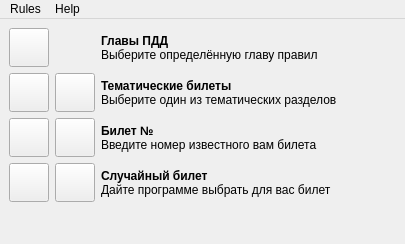
The window that qt/MainWindow.ui (danvyr/pdd-by.v14) describes before a commit, drawn with Qt 5.
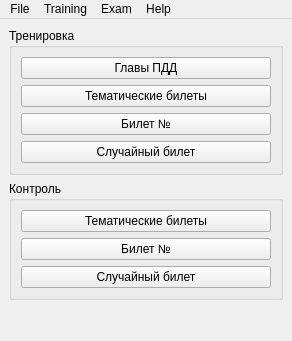
The same window after the commit. Icons and pictures are not drawn.

Commit message: Correct ugly PNG decoding with modified 3DES which now uses openssl instead of crypto++ Training/exam by section and by random ticket (work in progress)

```diff
--- a/qt/MainWindow.ui
+++ b/qt/MainWindow.ui
@@ -6,8 +6,8 @@
    <rect>
     <x>0</x>
     <y>0</y>
-    <width>405</width>
-    <height>244</height>
+    <width>292</width>
+    <height>341</height>
    </rect>
   </property>
   <property name="windowTitle">
@@ -18,51 +18,19 @@
     <property name="sizeConstraint">
      <enum>QLayout::SetFixedSize</enum>
     </property>
-    <item row="0" column="0">
-     <widget class="QToolButton" name="sectionTrainingButton">
-      <property name="toolTip">
+    <item row="4" column="0">
+     <widget class="QGroupBox" name="trainingGroup">
+      <property name="title">
        <string>Тренировка</string>
       </property>
-      <property name="icon">
-       <iconset resource="PddByGui.qrc">
-        <normaloff>:/Resources/emotion_face_panda.png</normaloff>:/Resources/emotion_face_panda.png</iconset>
-      </property>
-      <property name="iconSize">
-       <size>
-        <width>32</width>
-        <height>32</height>
-       </size>
-      </property>
-      <property name="toolButtonStyle">
-       <enum>Qt::ToolButtonIconOnly</enum>
-      </property>
-     </widget>
-    </item>
-    <item row="0" column="2">
-     <layout class="QVBoxLayout" name="sectionLabelLayout">
-      <property name="spacing">
-       <number>0</number>
-      </property>
+      <layout class="QVBoxLayout" name="trainingGroupLayout">
       <item>
-       <spacer name="verticalSpacer">
-        <property name="orientation">
-         <enum>Qt::Vertical</enum>
-        </property>
-        <property name="sizeHint" stdset="0">
+        <widget class="QPushButton" name="sectionTrainingButton">
+         <property name="minimumSize">
          <size>
-          <width>1</width>
-          <height>1</height>
-         </size>
-        </property>
-       </spacer>
-      </item>
-      <item>
-       <widget class="QLabel" name="sectionTitleLabel">
-        <property name="font">
-         <font>
-          <weight>75</weight>
-          <bold>true</bold>
-         </font>
+           <width>250</width>
+           <height>0</height>
+          </size>
         </property>
         <property name="text">
          <string>Главы ПДД</string>
@@ -70,304 +38,93 @@
        </widget>
       </item>
       <item>
-       <widget class="QLabel" name="sectionDescriptionLabel">
-        <property name="text">
-         <string>Выберите определённую главу правил</string>
-        </property>
-       </widget>
-      </item>
-      <item>
-       <spacer name="verticalSpacer_2">
-        <property name="orientation">
-         <enum>Qt::Vertical</enum>
-        </property>
-        <property name="sizeHint" stdset="0">
+        <widget class="QPushButton" name="topicTrainingButton">
+         <property name="minimumSize">
          <size>
-          <width>1</width>
-          <height>1</height>
-         </size>
-        </property>
-       </spacer>
-      </item>
-     </layout>
-    </item>
-    <item row="1" column="0">
-     <widget class="QToolButton" name="topicTrainingButton">
-      <property name="toolTip">
-       <string>Тренировка</string>
-      </property>
-      <property name="icon">
-       <iconset resource="PddByGui.qrc">
-        <normaloff>:/Resources/emotion_face_panda.png</normaloff>:/Resources/emotion_face_panda.png</iconset>
-      </property>
-      <property name="iconSize">
-       <size>
-        <width>32</width>
-        <height>32</height>
-       </size>
-      </property>
-      <property name="toolButtonStyle">
-       <enum>Qt::ToolButtonIconOnly</enum>
-      </property>
-     </widget>
-    </item>
-    <item row="1" column="2">
-     <layout class="QVBoxLayout" name="topicLabelLayout">
-      <property name="spacing">
-       <number>0</number>
-      </property>
-      <item>
-       <spacer name="verticalSpacer_3">
-        <property name="orientation">
-         <enum>Qt::Vertical</enum>
-        </property>
-        <property name="sizeHint" stdset="0">
-         <size>
-          <width>1</width>
-          <height>1</height>
-         </size>
-        </property>
-       </spacer>
-      </item>
-      <item>
-       <widget class="QLabel" name="topicTitleLabel">
-        <property name="font">
-         <font>
-          <weight>75</weight>
-          <bold>true</bold>
-         </font>
-        </property>
+           <width>250</width>
+           <height>0</height>
+          </size>
+         </property>
         <property name="text">
          <string>Тематические билеты</string>
         </property>
        </widget>
       </item>
       <item>
-       <widget class="QLabel" name="topicDescriptionLabel">
-        <property name="text">
-         <string>Выберите один из тематических разделов</string>
-        </property>
-       </widget>
-      </item>
-      <item>
-       <spacer name="verticalSpacer_4">
-        <property name="orientation">
-         <enum>Qt::Vertical</enum>
-        </property>
-        <property name="sizeHint" stdset="0">
+        <widget class="QPushButton" name="ticketTrainingButton">
+         <property name="minimumSize">
          <size>
-          <width>1</width>
-          <height>1</height>
-         </size>
-        </property>
-       </spacer>
-      </item>
-     </layout>
-    </item>
-    <item row="2" column="0">
-     <widget class="QToolButton" name="ticketTrainingButton">
-      <property name="toolTip">
-       <string>Тренировка</string>
-      </property>
-      <property name="icon">
-       <iconset resource="PddByGui.qrc">
-        <normaloff>:/Resources/emotion_face_panda.png</normaloff>:/Resources/emotion_face_panda.png</iconset>
-      </property>
-      <property name="iconSize">
-       <size>
-        <width>32</width>
-        <height>32</height>
-       </size>
-      </property>
-      <property name="toolButtonStyle">
-       <enum>Qt::ToolButtonIconOnly</enum>
-      </property>
-     </widget>
-    </item>
-    <item row="2" column="2">
-     <layout class="QVBoxLayout" name="ticketLabelLayout">
-      <property name="spacing">
-       <number>0</number>
-      </property>
+           <width>250</width>
+           <height>0</height>
+          </size>
+         </property>
+         <property name="text">
+          <string>Билет №</string>
+         </property>
+        </widget>
+       </item>
       <item>
-       <spacer name="verticalSpacer_5">
-        <property name="orientation">
-         <enum>Qt::Vertical</enum>
-        </property>
-        <property name="sizeHint" stdset="0">
+        <widget class="QPushButton" name="randomTicketTrainingButton">
+         <property name="minimumSize">
          <size>
-          <width>1</width>
-          <height>1</height>
-         </size>
-        </property>
-       </spacer>
-      </item>
-      <item>
-       <widget class="QLabel" name="ticketTitleLabel">
-        <property name="font">
-         <font>
-          <weight>75</weight>
-          <bold>true</bold>
-         </font>
-        </property>
+           <width>250</width>
+           <height>0</height>
+          </size>
+         </property>
         <property name="text">
-         <string>Билет №</string>
+          <string>Случайный билет</string>
         </property>
        </widget>
       </item>
-      <item>
-       <widget class="QLabel" name="ticketDescriptionLabel">
-        <property name="text">
-         <string>Введите номер известного вам билета</string>
-        </property>
-       </widget>
-      </item>
-      <item>
-       <spacer name="verticalSpacer_6">
-        <property name="orientation">
-         <enum>Qt::Vertical</enum>
-        </property>
-        <property name="sizeHint" stdset="0">
-         <size>
-          <width>1</width>
-          <height>1</height>
-         </size>
-        </property>
-       </spacer>
-      </item>
-     </layout>
-    </item>
-    <item row="3" column="0">
-     <widget class="QToolButton" name="randomTicketTrainingButton">
-      <property name="toolTip">
-       <string>Тренировка</string>
-      </property>
-      <property name="icon">
-       <iconset resource="PddByGui.qrc">
-        <normaloff>:/Resources/emotion_face_panda.png</normaloff>:/Resources/emotion_face_panda.png</iconset>
-      </property>
-      <property name="iconSize">
-       <size>
-        <width>32</width>
-        <height>32</height>
-       </size>
-      </property>
-      <property name="toolButtonStyle">
-       <enum>Qt::ToolButtonIconOnly</enum>
-      </property>
+      </layout>
      </widget>
     </item>
-    <item row="3" column="2">
-     <layout class="QVBoxLayout" name="randomTicketLabelLayout">
-      <property name="spacing">
-       <number>0</number>
+    <item row="5" column="0">
+     <widget class="QGroupBox" name="examGroup">
+      <property name="title">
+       <string>Контроль</string>
       </property>
+      <layout class="QVBoxLayout" name="examGroupLayout">
       <item>
-       <spacer name="verticalSpacer_7">
-        <property name="orientation">
-         <enum>Qt::Vertical</enum>
-        </property>
-        <property name="sizeHint" stdset="0">
+        <widget class="QPushButton" name="topicExamButton">
+         <property name="minimumSize">
          <size>
-          <width>1</width>
-          <height>1</height>
-         </size>
-        </property>
-       </spacer>
-      </item>
-      <item>
-       <widget class="QLabel" name="randomTicketTitleLabel">
-        <property name="font">
-         <font>
-          <weight>75</weight>
-          <bold>true</bold>
-         </font>
-        </property>
+           <width>250</width>
+           <height>0</height>
+          </size>
+         </property>
         <property name="text">
-         <string>Случайный билет</string>
+          <string>Тематические билеты</string>
         </property>
        </widget>
       </item>
       <item>
-       <widget class="QLabel" name="randomTicketDescriptionLabel">
-        <property name="text">
-         <string>Дайте программе выбрать для вас билет</string>
-        </property>
-       </widget>
-      </item>
-      <item>
-       <spacer name="verticalSpacer_8">
-        <property name="orientation">
-         <enum>Qt::Vertical</enum>
-        </property>
-        <property name="sizeHint" stdset="0">
+        <widget class="QPushButton" name="ticketExamButton">
+         <property name="minimumSize">
          <size>
-          <width>1</width>
-          <height>1</height>
-         </size>
-        </property>
-       </spacer>
-      </item>
-     </layout>
-    </item>
-    <item row="3" column="1">
-     <widget class="QToolButton" name="randomTicketExamButton">
-      <property name="toolTip">
-       <string>Контроль</string>
-      </property>
-      <property name="icon">
-       <iconset resource="PddByGui.qrc">
-        <normaloff>:/Resources/emotion_darth_wader.png</normaloff>:/Resources/emotion_darth_wader.png</iconset>
-      </property>
-      <property name="iconSize">
-       <size>
-        <width>32</width>
-        <height>32</height>
-       </size>
-      </property>
-      <property name="toolButtonStyle">
-       <enum>Qt::ToolButtonIconOnly</enum>
-      </property>
-     </widget>
-    </item>
-    <item row="2" column="1">
-     <widget class="QToolButton" name="ticketExamButton">
-      <property name="toolTip">
-       <string>Контроль</string>
-      </property>
-      <property name="icon">
-       <iconset resource="PddByGui.qrc">
-        <normaloff>:/Resources/emotion_darth_wader.png</normaloff>:/Resources/emotion_darth_wader.png</iconset>
-      </property>
-      <property name="iconSize">
+           <width>250</width>
+           <height>0</height>
+          </size>
+         </property>
+         <property name="text">
+          <string>Билет №</string>
+         </property>
+        </widget>
+       </item>
+       <item>
+        <widget class="QPushButton" name="randomTicketExamButton">
+         <property name="minimumSize">
        <size>
-        <width>32</width>
-        <height>32</height>
-       </size>
-      </property>
-      <property name="toolButtonStyle">
-       <enum>Qt::ToolButtonIconOnly</enum>
+           <width>250</width>
+           <height>0</height>
+          </size>
+         </property>
+         <property name="text">
+          <string>Случайный билет</string>
       </property>
      </widget>
     </item>
-    <item row="1" column="1">
-     <widget class="QToolButton" name="topicExamButton">
-      <property name="toolTip">
-       <string>Контроль</string>
-      </property>
-      <property name="icon">
-       <iconset resource="PddByGui.qrc">
-        <normaloff>:/Resources/emotion_darth_wader.png</normaloff>:/Resources/emotion_darth_wader.png</iconset>
-      </property>
-      <property name="iconSize">
-       <size>
-        <width>32</width>
-        <height>32</height>
-       </size>
-      </property>
-      <property name="toolButtonStyle">
-       <enum>Qt::ToolButtonIconOnly</enum>
-      </property>
+      </layout>
      </widget>
     </item>
    </layout>
@@ -377,14 +134,10 @@
     <rect>
      <x>0</x>
      <y>0</y>
-     <width>405</width>
+     <width>292</width>
      <height>22</height>
     </rect>
    </property>
-   <widget class="QMenu" name="rulesMenu">
-    <property name="title">
-     <string>Rules</string>
-    </property>
     <widget class="QMenu" name="trainingMenu">
      <property name="title">
       <string>Training</string>
@@ -402,11 +155,6 @@
      <addaction name="ticketExamAction"/>
      <addaction name="randomTicketExamAction"/>
     </widget>
-    <addaction name="trainingMenu"/>
-    <addaction name="examMenu"/>
-    <addaction name="separator"/>
-    <addaction name="quitAction"/>
-   </widget>
    <widget class="QMenu" name="helpMenu">
     <property name="title">
      <string>Help</string>
@@ -414,7 +162,21 @@
     <addaction name="aboutAction"/>
     <addaction name="aboutQtAction"/>
    </widget>
-   <addaction name="rulesMenu"/>
+   <widget class="QMenu" name="menuFile">
+    <property name="title">
+     <string>File</string>
+    </property>
+    <addaction name="openAction"/>
+    <addaction name="separator"/>
+    <addaction name="saveAction"/>
+    <addaction name="saveAsAction"/>
+    <addaction name="separator"/>
+    <addaction name="separator"/>
+    <addaction name="quitAction"/>
+   </widget>
+   <addaction name="menuFile"/>
+   <addaction name="trainingMenu"/>
+   <addaction name="examMenu"/>
    <addaction name="helpMenu"/>
   </widget>
   <action name="aboutAction">
```
Left out of the diff: 30 changed lines with no effect on the pictures. Lines whose indentation alone changed are shown as unchanged. The commit also changes 20 other files.
